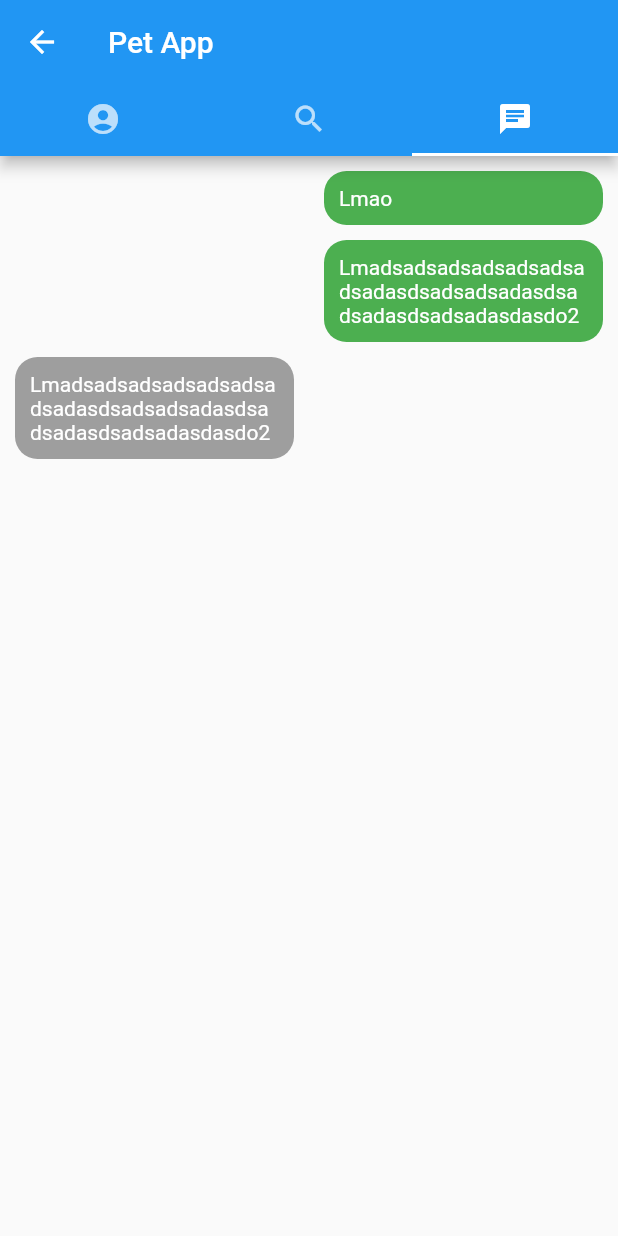
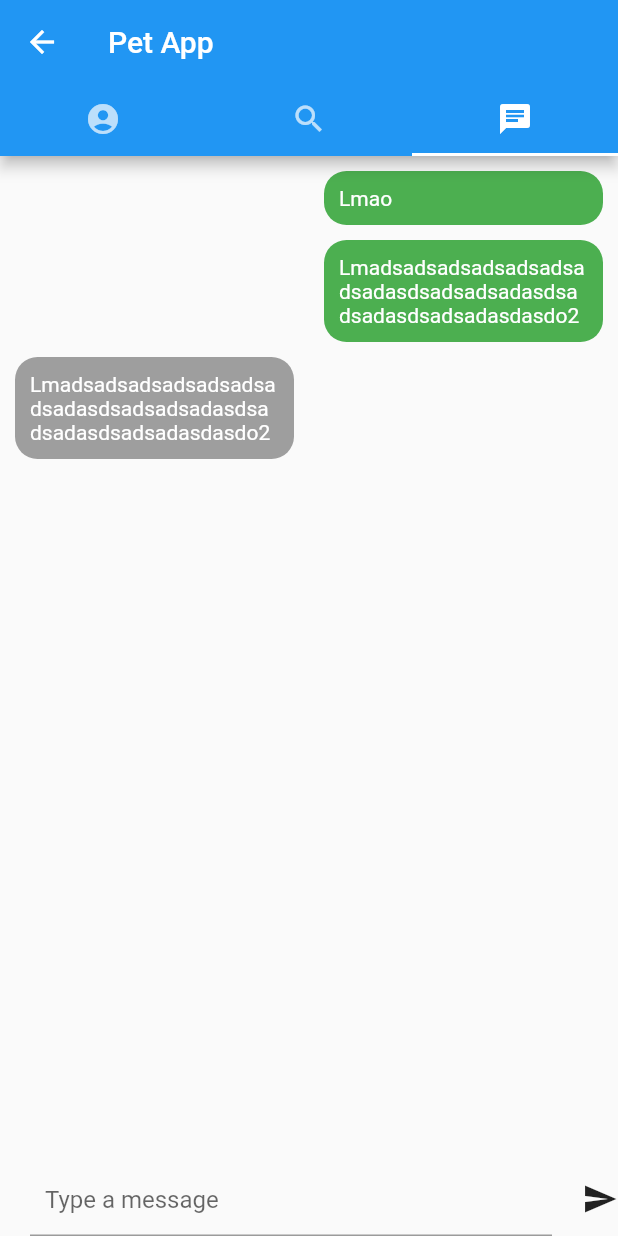
Before and after one commit to deniskrr/pet-app, a Flutter app: the HomePage screen opened by its route, tab 3 chosen, on a phone screen of 412 x 824 dp. Run offline on Flutter 3.47's test engine with Material 2 defaults, Android fonts, the phone set to English and light mode, and no system bars; our stand-ins replace cloud_firestore, equatable, firebase_auth, firebase_storage, get_it, image_picker and 1 more; accounts and stored records are empty.

Commit message:
Add chat message input field

```diff
--- /dev/null
+++ b/lib/screens/home/chat/chat_message_input_field.dart
@@ -0,0 +1,30 @@
+import 'package:flutter/material.dart';
+import 'package:pet_app/widgets/input_field.dart';
+
+class ChatMessageInputField extends StatefulWidget {
+  @override
+  _ChatMessageInputFieldState createState() => _ChatMessageInputFieldState();
+}
+
+class _ChatMessageInputFieldState extends State<ChatMessageInputField> {
+  final TextEditingController messageController = TextEditingController();
+
+  @override
+  Widget build(BuildContext context) {
+    return Row(
+      children: <Widget>[
+        Expanded(
+          flex: 5,
+          child: Padding(
+            padding: EdgeInsets.symmetric(horizontal: 20),
+            child: InputField(
+              controller: messageController,
+              hintText: "Type a message",
+            ),
+          ),
+        ),
+        Icon(Icons.send)
+      ],
+    );
+  }
+}
--- a/lib/screens/home/chat/chat_message_list.dart
+++ b/lib/screens/home/chat/chat_message_list.dart
@@ -10,10 +10,14 @@ class ChatMessageList extends StatelessWidget {
   @override
   Widget build(BuildContext context) {
     return Column(
+        mainAxisSize: MainAxisSize.max,
         children: messages
-            .map((message) => ChatMessageWidget(
-                  chatMessage: message,
-                ))
+            .map(
+              (message) =>
+              ChatMessageWidget(
+                chatMessage: message,
+              ),
+        )
             .toList());
   }
 }
--- a/lib/screens/home/chat/chat_page.dart
+++ b/lib/screens/home/chat/chat_page.dart
@@ -1,5 +1,6 @@
 import 'package:flutter/material.dart';
 import 'package:pet_app/model/chat_message.dart';
+import 'package:pet_app/screens/home/chat/chat_message_input_field.dart';
 import 'package:pet_app/screens/home/chat/chat_message_list.dart';
 
 class ChatPage extends StatefulWidget {
@@ -8,23 +9,26 @@ class ChatPage extends StatefulWidget {
 }
 
 class _ChatPageState extends State<ChatPage> {
-
   @override
   Widget build(BuildContext context) {
     final messageList = [
       ChatMessage(message: "Lmao", sentByMe: true),
       ChatMessage(
-          message: "Lmadsadsadsadsadsadsadsadasdsadsadsadasdsadsadasdsadsadasdasdo2",
+          message:
+          "Lmadsadsadsadsadsadsadsadasdsadsadsadasdsadsadasdsadsadasdasdo2",
           sentByMe: true),
       ChatMessage(
-          message: "Lmadsadsadsadsadsadsadsadasdsadsadsadasdsadsadasdsadsadasdasdo2",
+          message:
+          "Lmadsadsadsadsadsadsadsadasdsadsadsadasdsadsadasdsadsadasdasdo2",
           sentByMe: false),
     ];
     return Column(
+      mainAxisAlignment: MainAxisAlignment.spaceBetween,
       children: <Widget>[
         ChatMessageList(
           messages: messageList,
-        )
+        ),
+        ChatMessageInputField()
       ],
     );
   }
--- a/lib/screens/home/home_page.dart
+++ b/lib/screens/home/home_page.dart
@@ -75,7 +75,8 @@ class _HomePageState extends State<HomePage>
           ],
         ),
       ),
-      body: TabBarView(
+      body: SafeArea(
+        child: TabBarView(
           controller: _tabController,
           children: <Widget>[
             ProfilePage(),
@@ -83,6 +84,7 @@ class _HomePageState extends State<HomePage>
             ChatPage(),
           ],
         ),
+      ),
     );
   }
 }
```
Lines whose indentation alone changed are shown as unchanged.
